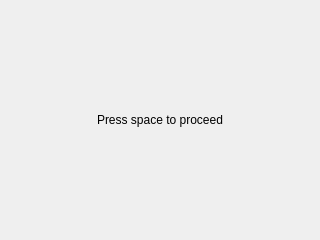
Before: the Qt Designer form ui/led_color_dialog.ui in EasonLu1222/readByYourself, drawn with Qt 5.
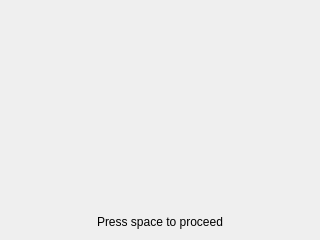
After: the same form once the commit is applied.

Commit message: Add add_color_block() method in LedColorDialog

The edit to the form file:
```diff
--- a/ui/led_color_dialog.ui
+++ b/ui/led_color_dialog.ui
@@ -14,12 +14,19 @@
    <string>Dialog</string>
   </property>
   <layout class="QGridLayout" name="gridLayout">
-   <item row="0" column="0" alignment="Qt::AlignHCenter">
+   <item row="0" column="0">
+    <layout class="QVBoxLayout" name="verticalLayout">
+     <item>
+      <layout class="QHBoxLayout" name="horizontalLayout"/>
+     </item>
+     <item alignment="Qt::AlignHCenter|Qt::AlignBottom">
     <widget class="QLabel" name="label">
      <property name="text">
       <string>Press space to proceed</string>
      </property>
     </widget>
+     </item>
+    </layout>
    </item>
   </layout>
  </widget>
```
Lines whose indentation alone changed are shown as unchanged. The commit also changes 2 other files.
